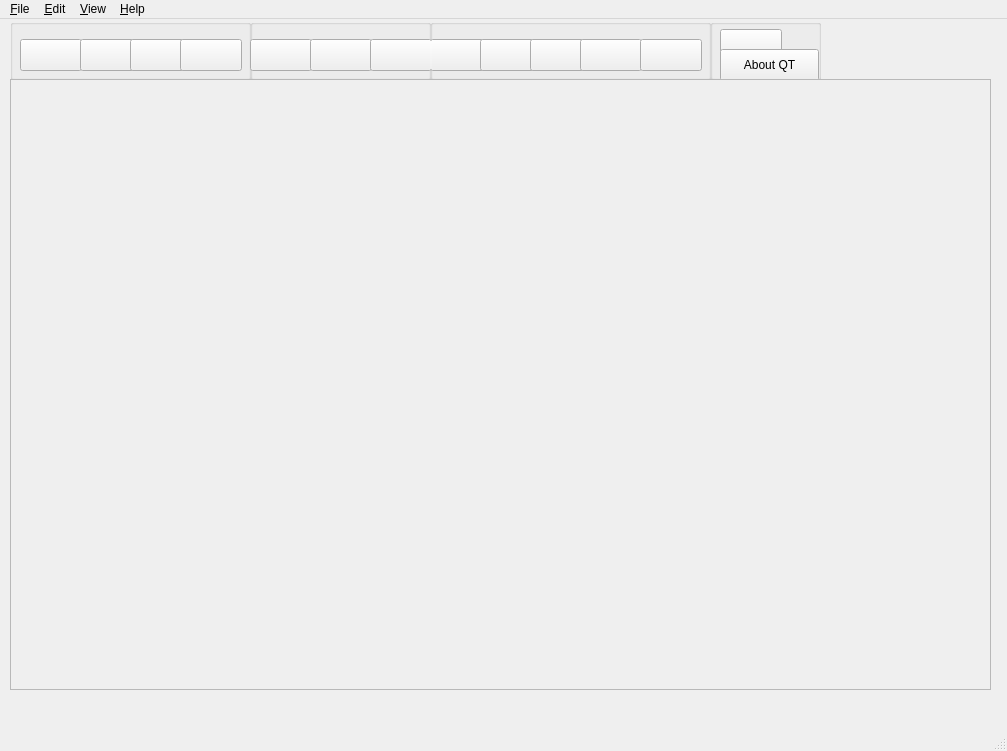
Giovannirg/Pintor3, file pintor3.ui: the form before one commit.
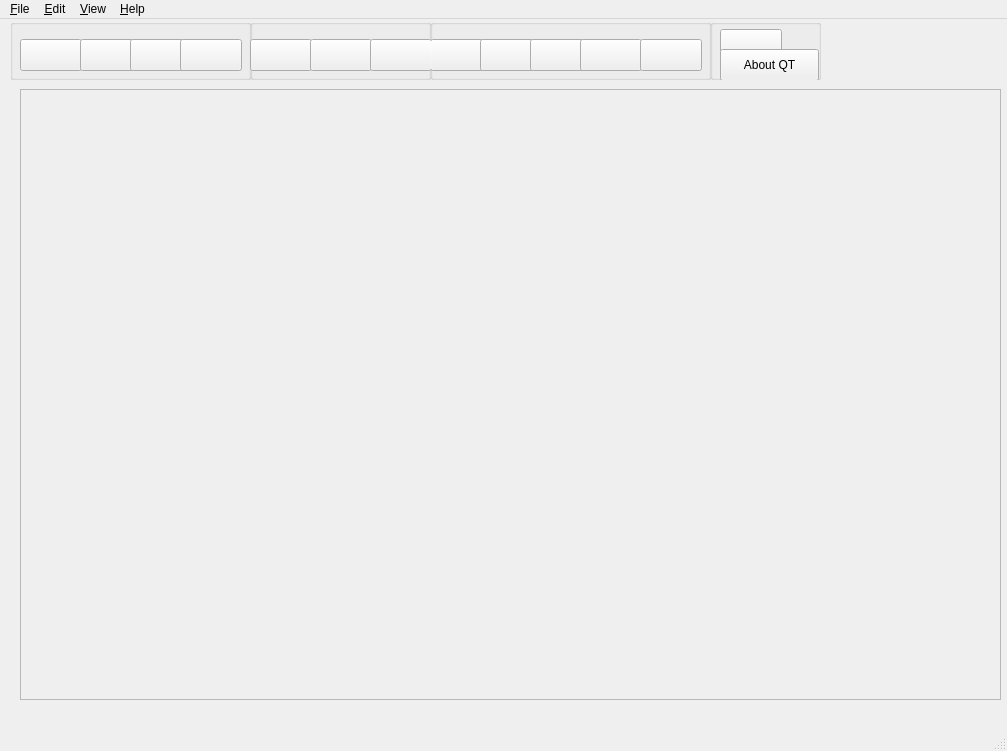
The form after the commit. Icons and pictures are not drawn.

Commit message: added Zoom functions not 100% functional

```diff
--- a/pintor3.ui
+++ b/pintor3.ui
@@ -345,8 +345,8 @@
    <widget class="QScrollArea" name="scrollArea">
     <property name="geometry">
      <rect>
-      <x>10</x>
-      <y>60</y>
+      <x>20</x>
+      <y>70</y>
       <width>981</width>
       <height>611</height>
      </rect>
@@ -366,18 +366,27 @@
      <widget class="QLabel" name="label">
       <property name="geometry">
        <rect>
-        <x>0</x>
-        <y>0</y>
-        <width>971</width>
-        <height>601</height>
+        <x>10</x>
+        <y>10</y>
+        <width>961</width>
+        <height>591</height>
        </rect>
       </property>
+      <property name="sizePolicy">
+       <sizepolicy hsizetype="Preferred" vsizetype="Preferred">
+        <horstretch>0</horstretch>
+        <verstretch>0</verstretch>
+       </sizepolicy>
+      </property>
       <property name="text">
        <string/>
       </property>
       <property name="scaledContents">
        <bool>false</bool>
       </property>
+      <property name="alignment">
+       <set>Qt::AlignCenter</set>
+      </property>
      </widget>
     </widget>
    </widget>
```
The commit also changes 2 other files.
